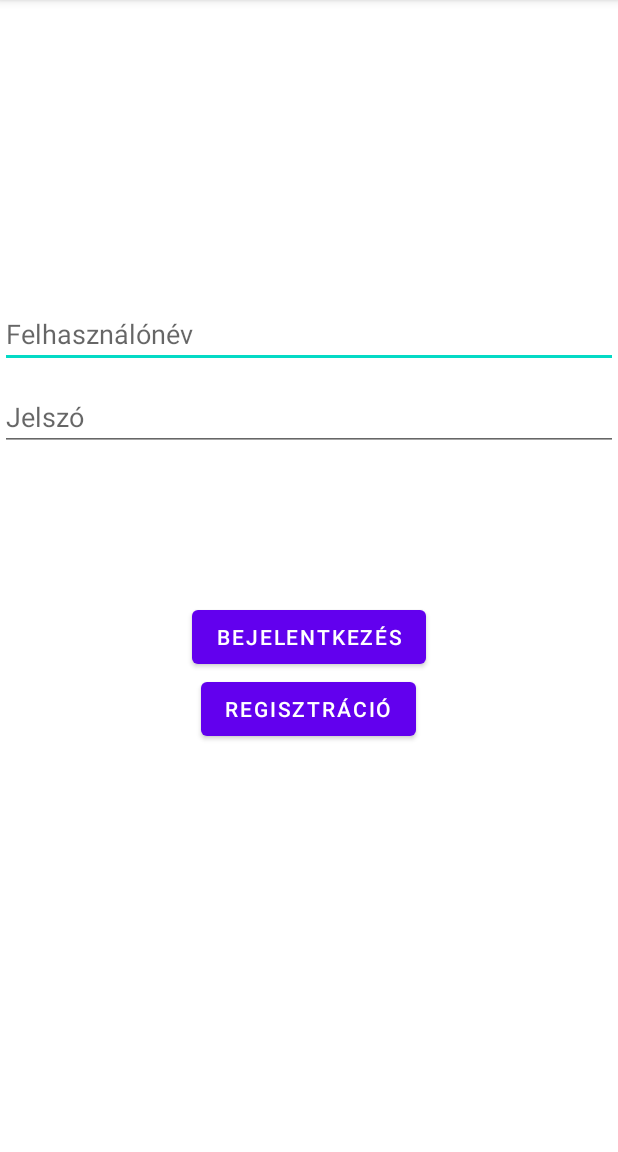
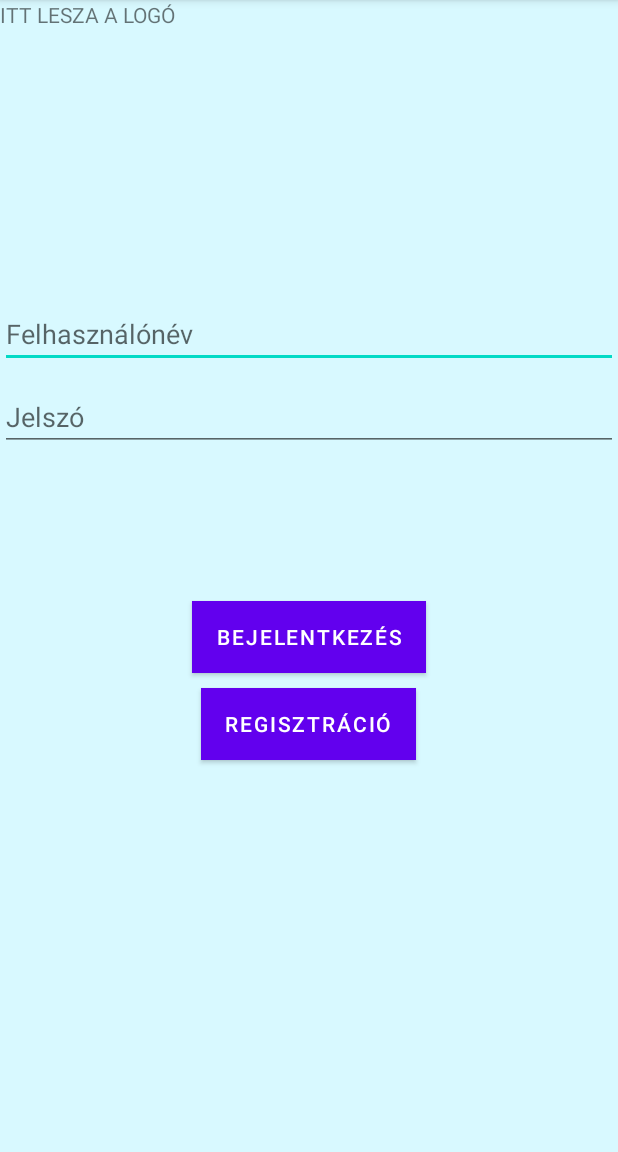
Before and after one commit to vargaszabi/VizsgaRemek_Android, an Android app: the screen it shows after launch (MainActivity), on a phone screen of 412 x 824 dp, the part 84-1236 px from its top. Run offline under Robolectric (Android 15) with nearby library versions, the phone set to English and light mode, and no system bars.

Commit message:
bejelentkező oldal kialakítása

```diff
--- a/app/src/main/res/layout/activity_main.xml
+++ b/app/src/main/res/layout/activity_main.xml
@@ -4,8 +4,14 @@
     xmlns:tools="http://schemas.android.com/tools"
     android:layout_width="match_parent"
     android:layout_height="match_parent"
+    android:background="#d8f9ff"
     tools:context=".MainActivity">
 
+
+    <TextView
+        android:layout_width="wrap_content"
+        android:layout_height="wrap_content"
+        android:text="ITT LESZA A LOGÓ"/>
 
     <EditText
         android:layout_width="wrap_content"
@@ -38,6 +44,7 @@
         android:layout_below="@+id/jelszo"
         android:layout_centerHorizontal="true"
         android:layout_marginTop="100dp"
+        android:background="@color/black"
         android:id="@+id/login"
         android:text="Bejelentkezés"/>
     <Button
@@ -45,6 +52,8 @@
         android:layout_height="wrap_content"
         android:layout_below="@+id/login"
         android:layout_centerHorizontal="true"
+        android:layout_marginTop = "10dp"
+        android:background="@color/black"
         android:id="@+id/registration"
         android:text="Regisztráció"/>
 
```
